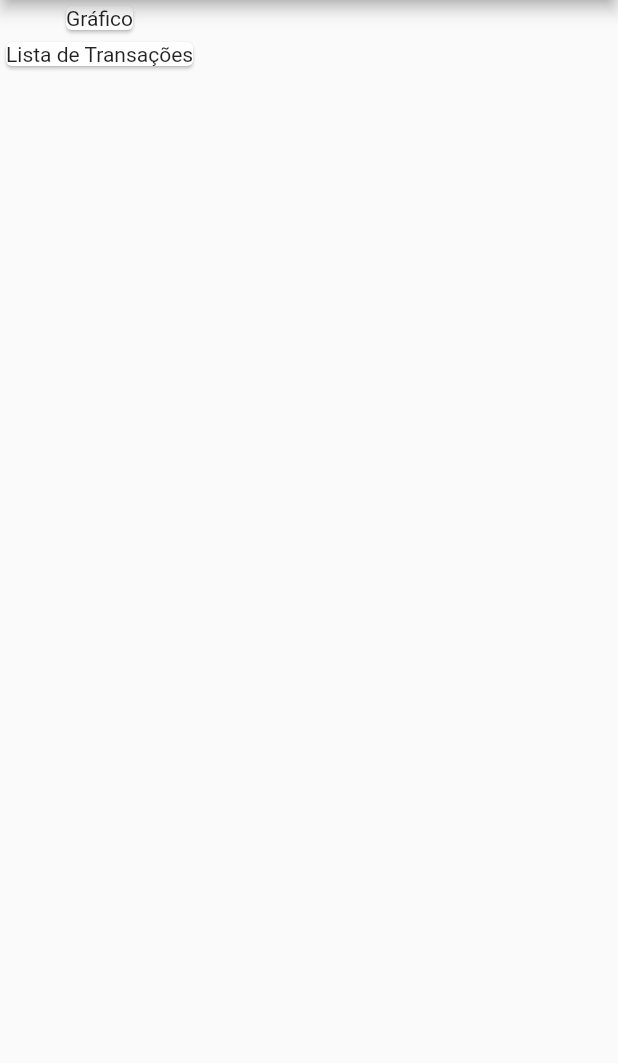
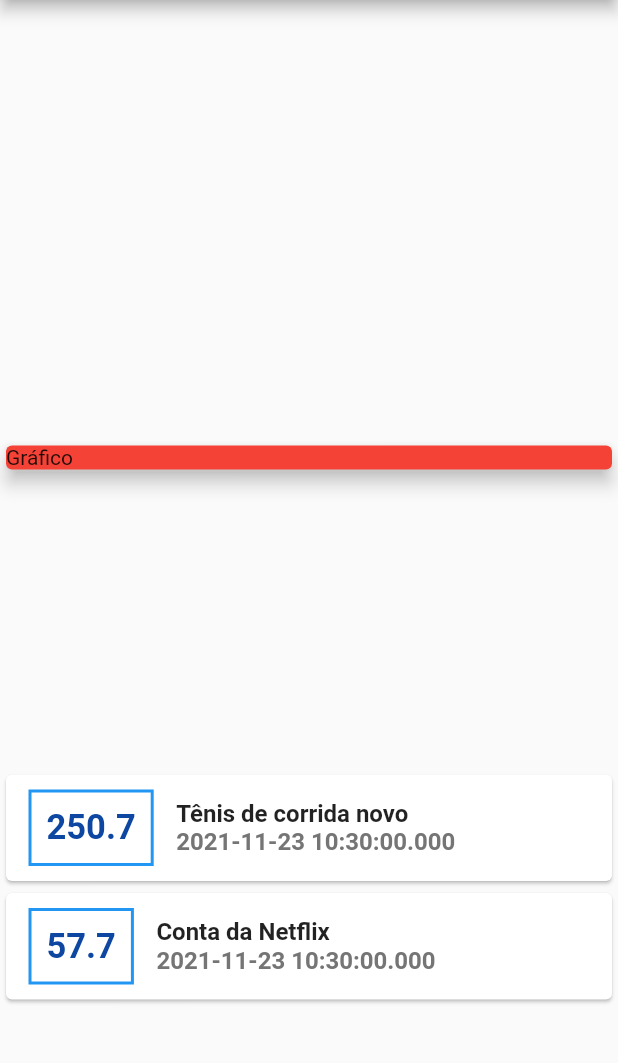
Before and after one commit to SamantthaRM/Despesas, a Flutter app: the screen it shows after launch, on a phone screen of 412 x 824 dp, the part 84-1147 px from its top. Run offline on Flutter 3.47's test engine with Material 2 defaults, Android fonts, the phone set to English and light mode, and no system bars.

Commit message:
aprendizado 23/11/2021

```diff
--- a/lib/main.dart
+++ b/lib/main.dart
@@ -1,3 +1,5 @@
+
+import 'package:expenses/models/transaction.dart';
 import 'package:flutter/material.dart';
 
 main() => runApp(ExpensesApp());
@@ -14,6 +16,20 @@ class ExpensesApp extends StatelessWidget {
 }
 
 class MyHomePage extends StatelessWidget {
+   final _transactions = [
+    Transaction(
+      id: 't1',
+      title: 'Tênis de corrida novo',
+      value: 250.70,
+      datetime: DateTime.now()
+    ),
+    Transaction(
+      id: 't2',
+      title: 'Conta da Netflix',
+      value: 57.70,
+      datetime: DateTime.now()
+    )
+  ];
 
   @override
   Widget build(BuildContext context) {
@@ -22,12 +38,66 @@ class MyHomePage extends StatelessWidget {
         title: Text('Despesas Pessoais'),
       ),
       body: Column(
+        mainAxisAlignment: MainAxisAlignment.spaceAround,
+        crossAxisAlignment: CrossAxisAlignment.stretch,
        children: <Widget>[
+         Container(
+           ),
          Card(
+           color: Colors.red,
            child: Text('Gráfico'),
+           elevation: 5,
          ),
-         Card(
-           child: Text('Lista de Transações'),
+         Column(
+           children: _transactions.map((tr) {
+             return Card(
+               child: Row(
+                 children: <Widget> [
+                   Container(
+                     margin: EdgeInsets.symmetric(
+                       horizontal: 15,
+                       vertical: 10
+                     ),
+                     decoration: BoxDecoration(
+                       border: Border.all(
+                         color: Colors.blue,
+                         width: 2,
+                         ),
+                       ),
+                     padding: EdgeInsets.all(10),
+                      child: Text(
+                        tr.value.toString(),
+                        style: TextStyle(
+                          fontWeight: FontWeight.bold,
+                          fontSize: 23,
+                          color: Colors.blue[900],
+                        ),
+                      ),
+                   ),
+                   Column(
+                     crossAxisAlignment: CrossAxisAlignment.start,
+                       children: <Widget> [
+                       Text(
+                         tr.title,
+                         style: TextStyle(
+                           fontSize: 16,
+                         fontWeight: FontWeight.bold,
+                       ),
+                         ),
+                       Text(
+                         (tr.datetime.toString()),
+                         style: TextStyle(
+                           fontSize: 16,
+                         fontWeight: FontWeight.bold,
+                         color: Colors.grey[600],
+                       ),
+                      ),
+                     ],
+                   ),
+                 ],
+               ),
+             );
+           }).toList(),
          ),
        ],
       ),
--- /dev/null
+++ b/lib/models/transaction.dart
@@ -0,0 +1,13 @@
+class Transaction {
+  final String id;
+  final String title;
+  final double value;
+  final DateTime datetime;
+
+  Transaction({
+    required this.id,
+    required this.title,
+    required this.value,
+    required this.datetime
+    });
+}
```
